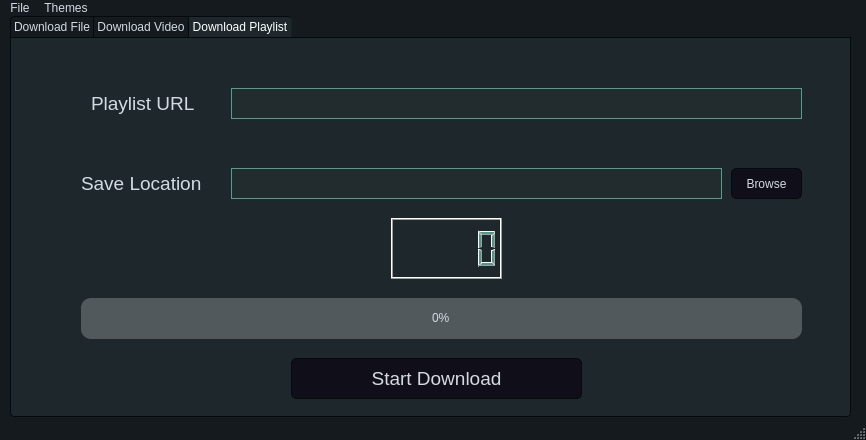
Old version of the form GUI.ui in the repository Mahmoud-A-Noor/Internet-Download-Manager.
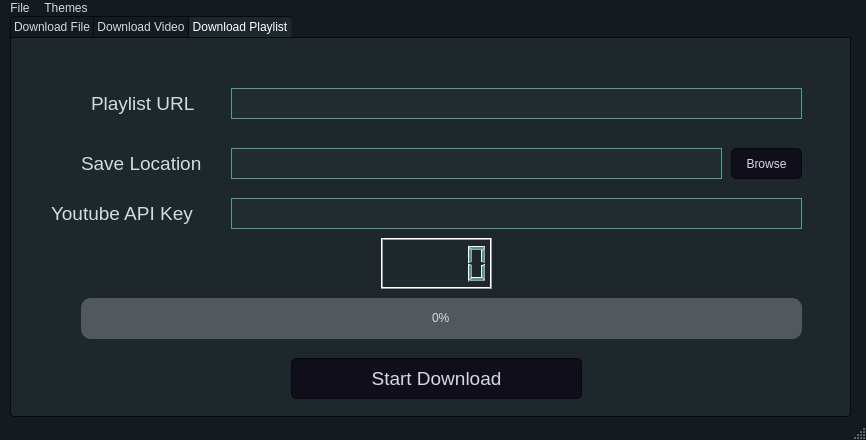
New version of the form. The open tabs and pages were chosen to show the change.

Commit message: Added ability to add your own Youtube API Key in Playlist Downloading to avoid Errors

Diff of the .ui file:
```diff
--- a/GUI.ui
+++ b/GUI.ui
@@ -812,7 +812,7 @@
       <property name="geometry">
        <rect>
         <x>220</x>
-        <y>130</y>
+        <y>110</y>
         <width>491</width>
         <height>31</height>
        </rect>
@@ -850,7 +850,7 @@
       <property name="geometry">
        <rect>
         <x>720</x>
-        <y>130</y>
+        <y>110</y>
         <width>71</width>
         <height>31</height>
        </rect>
@@ -863,7 +863,7 @@
       <property name="geometry">
        <rect>
         <x>70</x>
-        <y>130</y>
+        <y>110</y>
         <width>141</width>
         <height>31</height>
        </rect>
@@ -911,10 +911,38 @@
      <widget class="QLCDNumber" name="lcdNumber">
       <property name="geometry">
        <rect>
-        <x>380</x>
-        <y>180</y>
+        <x>370</x>
+        <y>200</y>
         <width>111</width>
-        <height>61</height>
+        <height>51</height>
+       </rect>
+      </property>
+     </widget>
+     <widget class="QLabel" name="label_9">
+      <property name="geometry">
+       <rect>
+        <x>40</x>
+        <y>160</y>
+        <width>171</width>
+        <height>31</height>
+       </rect>
+      </property>
+      <property name="font">
+       <font>
+        <pointsize>14</pointsize>
+       </font>
+      </property>
+      <property name="text">
+       <string>Youtube API Key</string>
+      </property>
+     </widget>
+     <widget class="QLineEdit" name="lineEdit_7">
+      <property name="geometry">
+       <rect>
+        <x>220</x>
+        <y>160</y>
+        <width>571</width>
+        <height>31</height>
        </rect>
       </property>
      </widget>
```
Left out of the diff: 2 changed lines with no effect on the pictures. The commit also changes 2 other files.
